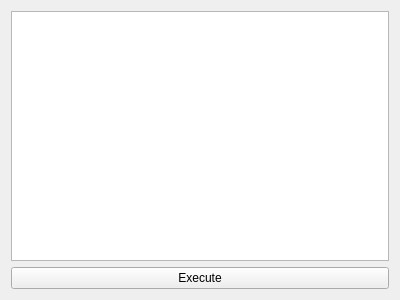
lisu188/fall-of-nouraajd, file gui/CScriptWindow.ui: the form before one commit.
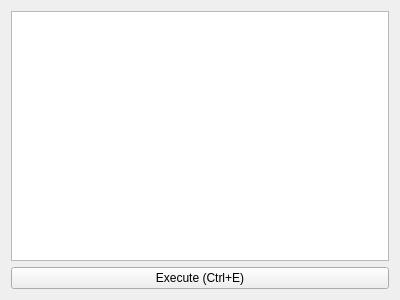
The form after the commit.

Patch:
```diff
--- a/gui/CScriptWindow.ui
+++ b/gui/CScriptWindow.ui
@@ -17,7 +17,7 @@
   <item row="1" column="0">
   <widget class="QPushButton" name="executeButton">
    <property name="text">
-   <string>Execute</string>
+      <string>Execute (Ctrl+E)</string>
    </property>
   </widget>
   </item>
```
Lines whose indentation alone changed are shown as unchanged.
